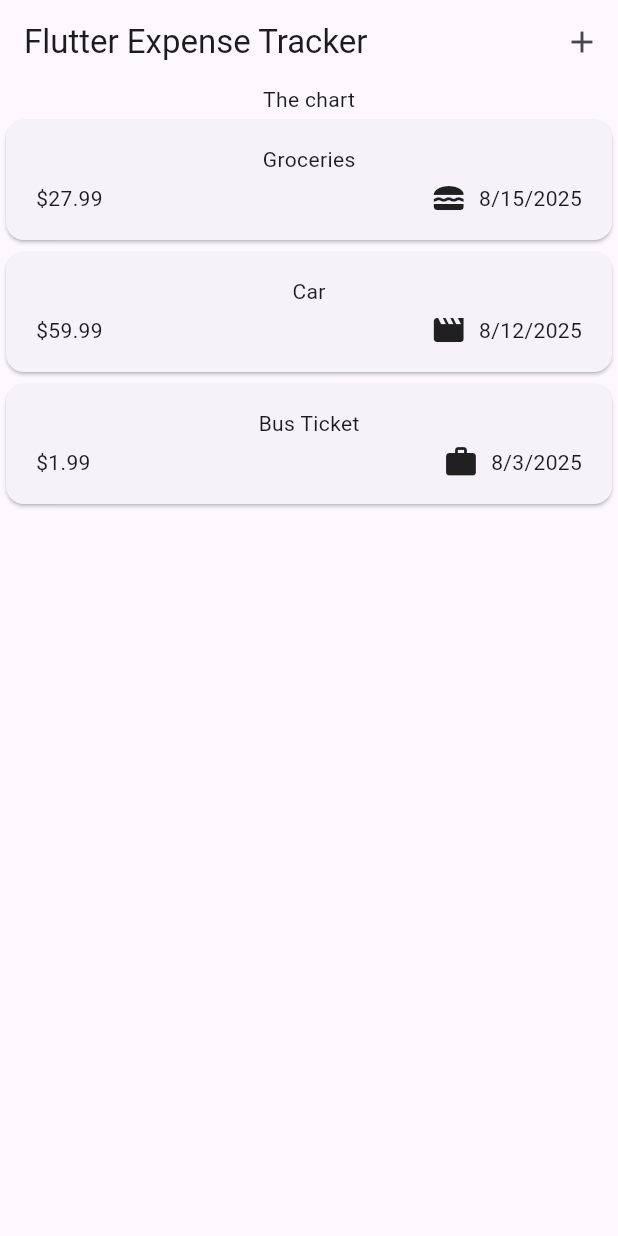
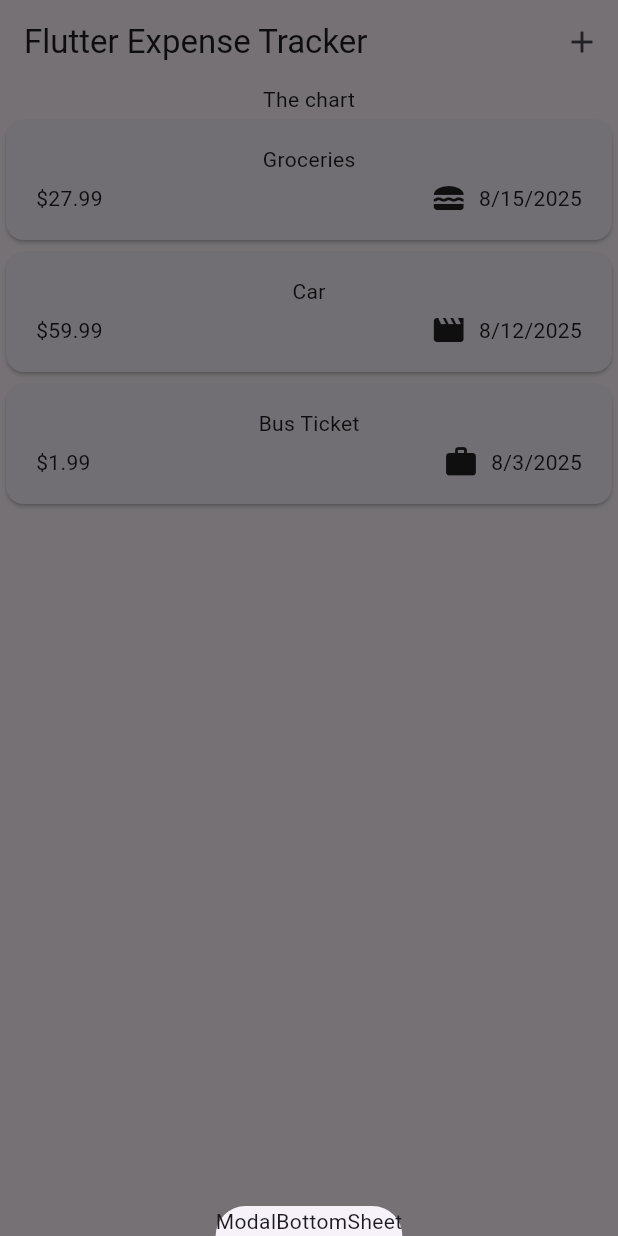
Before and after one commit to hhrnjic1/expense_tracker_flutter, a Flutter app: the screen it shows after launch, after a tap on the "add" icon, on a phone screen of 412 x 824 dp. Run offline on Flutter 3.47's test engine with Material 3 defaults, Android fonts, the phone set to English and light mode, and no system bars.

Commit message:
Implement show modal functionality on app bar button click

```diff
--- a/lib/expenses.dart
+++ b/lib/expenses.dart
@@ -28,12 +28,19 @@ class _ExpensesState extends State<Expenses> {
         category: Category.work),
   ];
 
+  void _openAddExpenseModal() {
+    showModalBottomSheet(
+        context: context, builder: (ctx) => Text('ModalBottomSheet'));
+  }
+
   @override
   Widget build(BuildContext context) {
     return Scaffold(
       appBar: AppBar(
         title: const Text('Flutter Expense Tracker'),
-        actions: [IconButton(onPressed: () => {}, icon: Icon(Icons.add))],
+        actions: [
+          IconButton(onPressed: _openAddExpenseModal, icon: Icon(Icons.add))
+        ],
       ),
       body: Column(
         mainAxisAlignment: MainAxisAlignment.center,
```
